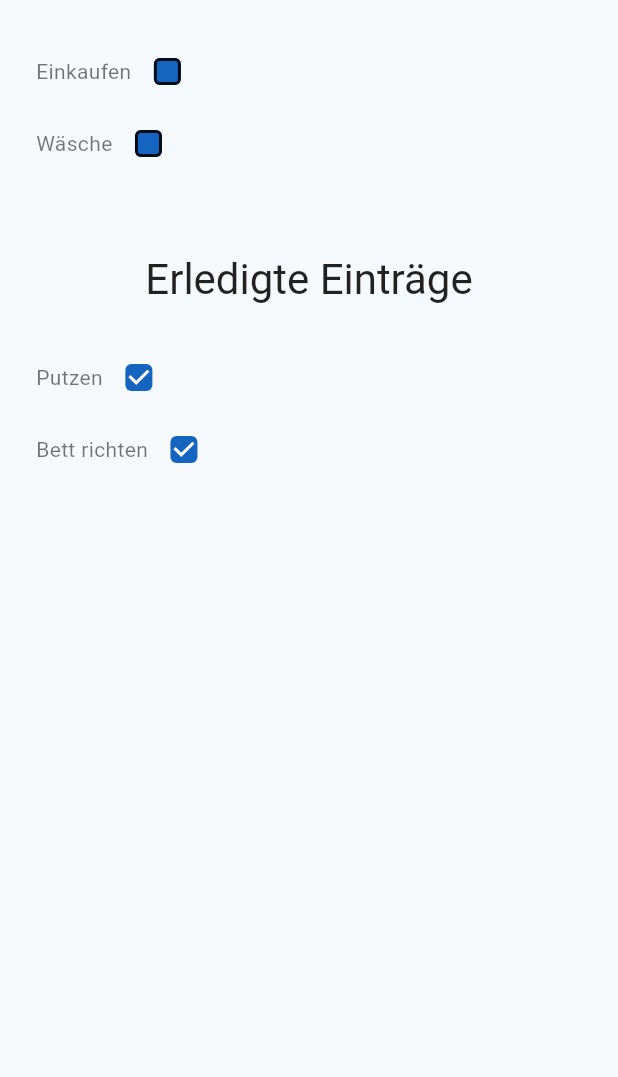
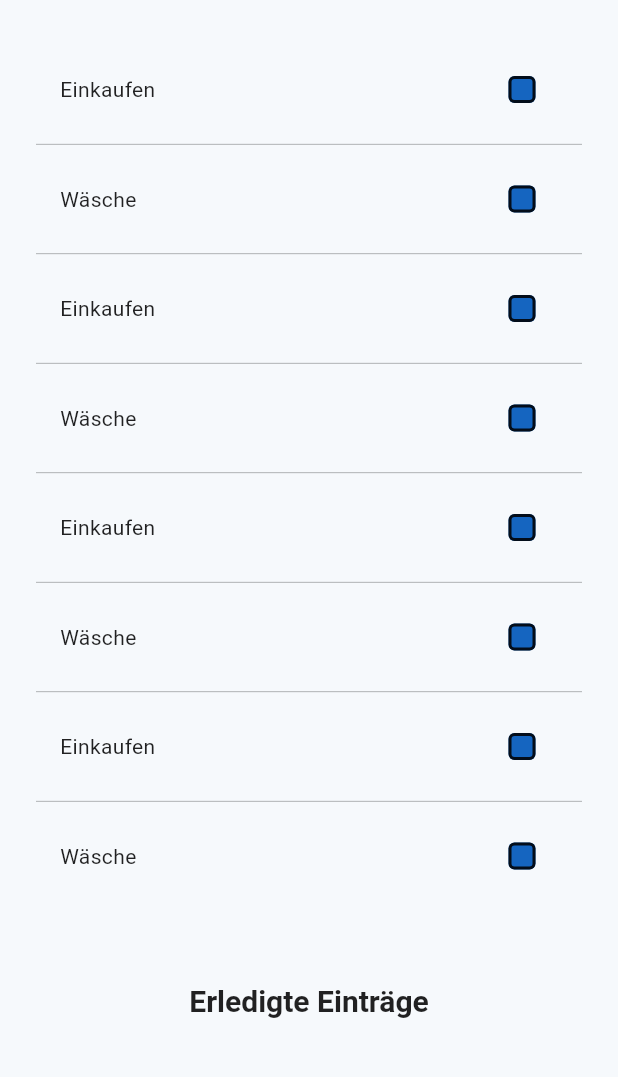
Before and after one commit to pythonite42/TaskMate, a Flutter app: the screen it shows after launch, on a phone screen of 412 x 824 dp, the part 125-1202 px from its top. Run offline on Flutter 3.47's test engine with Material 3 defaults, Android fonts, the phone set to English and light mode, and no system bars.

Commit message:
divider added

```diff
--- a/lib/main.dart
+++ b/lib/main.dart
@@ -32,8 +32,19 @@ class _HomePageState extends State<HomePage> {
   Future<Map> loadEntries() async {
     await Future.delayed(Duration(seconds: 2));
     return {
-      "todo": ["Einkaufen", "Wäsche"],
-      "done": ["Putzen", "Bett richten"],
+      "todo": ["Einkaufen", "Wäsche", "Einkaufen", "Wäsche", "Einkaufen", "Wäsche", "Einkaufen", "Wäsche"],
+      "done": [
+        "Putzen",
+        "Bett richten",
+        "Putzen",
+        "Bett richten",
+        "Putzen",
+        "Bett richten",
+        "Putzen",
+        "Bett richten",
+        "Putzen",
+        "Bett richten",
+      ],
     };
   }
 
@@ -61,22 +72,28 @@ class _HomePageState extends State<HomePage> {
               }
             case ConnectionState.done:
               {
+                final todoEntries = snapshot.data?["todo"] as List<String>? ?? [];
+                final doneEntries = snapshot.data?["done"] as List<String>? ?? [];
                 return Padding(
                   padding: const EdgeInsets.all(AppSpacing.lg),
+                  child: SingleChildScrollView(
                     child: Column(
                       children: [
                         Padding(
                           padding: const EdgeInsets.all(AppSpacing.lg),
                           child: Text("Deine To-Do Liste", style: Theme.of(context).textTheme.headlineLarge),
                         ),
-                      for (String entry in snapshot.data?["todo"]) EntryRow(name: entry, isDone: false),
+                        for (int i = 0; i < todoEntries.length; i++)
+                          EntryRow(name: todoEntries[i], isDone: false, showDivider: i < todoEntries.length - 1),
                         AppSpacing.lg.vSpace,
                         Padding(
                           padding: const EdgeInsets.all(AppSpacing.lg),
                           child: Text("Erledigte Einträge", style: Theme.of(context).textTheme.headlineMedium),
                         ),
-                      for (String entry in snapshot.data?["done"]) EntryRow(name: entry, isDone: true),
+                        for (int i = 0; i < doneEntries.length; i++)
+                          EntryRow(name: doneEntries[i], isDone: true, showDivider: i < doneEntries.length - 1),
                       ],
+                    ),
                   ),
                 );
               }
@@ -88,16 +105,28 @@ class _HomePageState extends State<HomePage> {
 }
 
 class EntryRow extends StatelessWidget {
-  const EntryRow({super.key, required this.name, required this.isDone});
+  const EntryRow({super.key, required this.name, required this.isDone, this.showDivider = false});
 
   final String name;
   final bool isDone;
+  final bool showDivider;
+
   @override
   Widget build(BuildContext context) {
-    return Row(
+    return Column(
+      mainAxisSize: MainAxisSize.min,
       children: [
-        Text(name),
+        Padding(
+          padding: const EdgeInsets.symmetric(vertical: 12.0, horizontal: 16.0),
+          child: Row(
+            mainAxisAlignment: MainAxisAlignment.spaceBetween,
+            children: [
+              Expanded(child: Text(name)),
               Checkbox(value: isDone, onChanged: (newValue) {}),
+            ],
+          ),
+        ),
+        if (showDivider) Divider(height: 1, thickness: 0.5, color: Theme.of(context).dividerColor),
       ],
     );
   }
--- a/lib/theme.dart
+++ b/lib/theme.dart
@@ -28,9 +28,10 @@ class AppTheme {
     ),
     textTheme: const TextTheme(
       headlineLarge: TextStyle(fontSize: 28, fontWeight: FontWeight.bold, color: Colors.black87),
+      headlineMedium: TextStyle(fontSize: 20, fontWeight: FontWeight.bold, color: Colors.black87),
       titleMedium: TextStyle(fontSize: 18, fontWeight: FontWeight.w600, color: Colors.black87),
       bodyLarge: TextStyle(fontSize: 16, color: Colors.black87),
-      bodyMedium: TextStyle(fontSize: 14, color: Colors.black54),
+      bodyMedium: TextStyle(fontSize: 14, color: Colors.black87),
     ),
     inputDecorationTheme: InputDecorationTheme(
       filled: true,
@@ -56,6 +57,7 @@ class AppTheme {
       shape: RoundedRectangleBorder(borderRadius: BorderRadius.circular(4)),
       fillColor: WidgetStateProperty.all(_primaryBlue),
     ),
+    dividerColor: Colors.black38,
   );
 
   static ThemeData darkTheme = ThemeData(
@@ -82,9 +84,10 @@ class AppTheme {
     ),
     textTheme: const TextTheme(
       headlineLarge: TextStyle(fontSize: 28, fontWeight: FontWeight.bold, color: Colors.white),
+      headlineMedium: TextStyle(fontSize: 20, fontWeight: FontWeight.bold, color: Colors.white),
       titleMedium: TextStyle(fontSize: 18, fontWeight: FontWeight.w600, color: Colors.white),
       bodyLarge: TextStyle(fontSize: 16, color: Colors.white70),
-      bodyMedium: TextStyle(fontSize: 14, color: Colors.white60),
+      bodyMedium: TextStyle(fontSize: 14, color: Colors.white70),
     ),
     inputDecorationTheme: InputDecorationTheme(
       filled: true,
@@ -111,5 +114,6 @@ class AppTheme {
       shape: RoundedRectangleBorder(borderRadius: BorderRadius.circular(4)),
       fillColor: WidgetStateProperty.all(_primaryBlueLight),
     ),
+    dividerColor: Colors.white,
   );
 }
```
Lines whose indentation alone changed are shown as unchanged.
